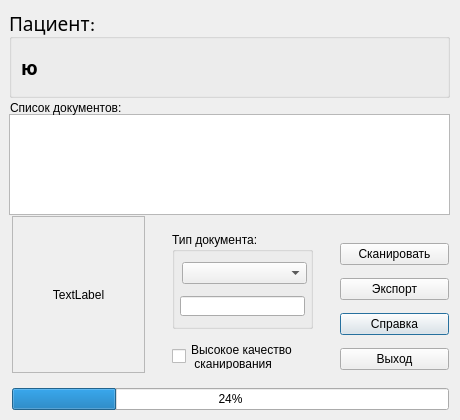
The window that doc-dcm/mainfrm.ui (hpcgam/dicomimport) describes before a commit, drawn with Qt 5.
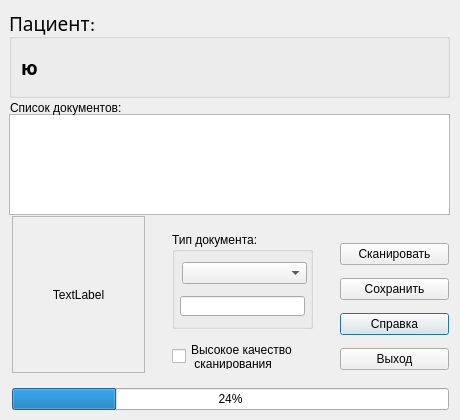
The same window after the commit.

What changed in the file:
```diff
--- a/doc-dcm/mainfrm.ui
+++ b/doc-dcm/mainfrm.ui
@@ -55,7 +55,7 @@
     <item row="1" column="0">
      <widget class="QPushButton" name="B_export">
       <property name="text">
-       <string>Экспорт</string>
+       <string>Сохранить</string>
       </property>
      </widget>
     </item>
```
